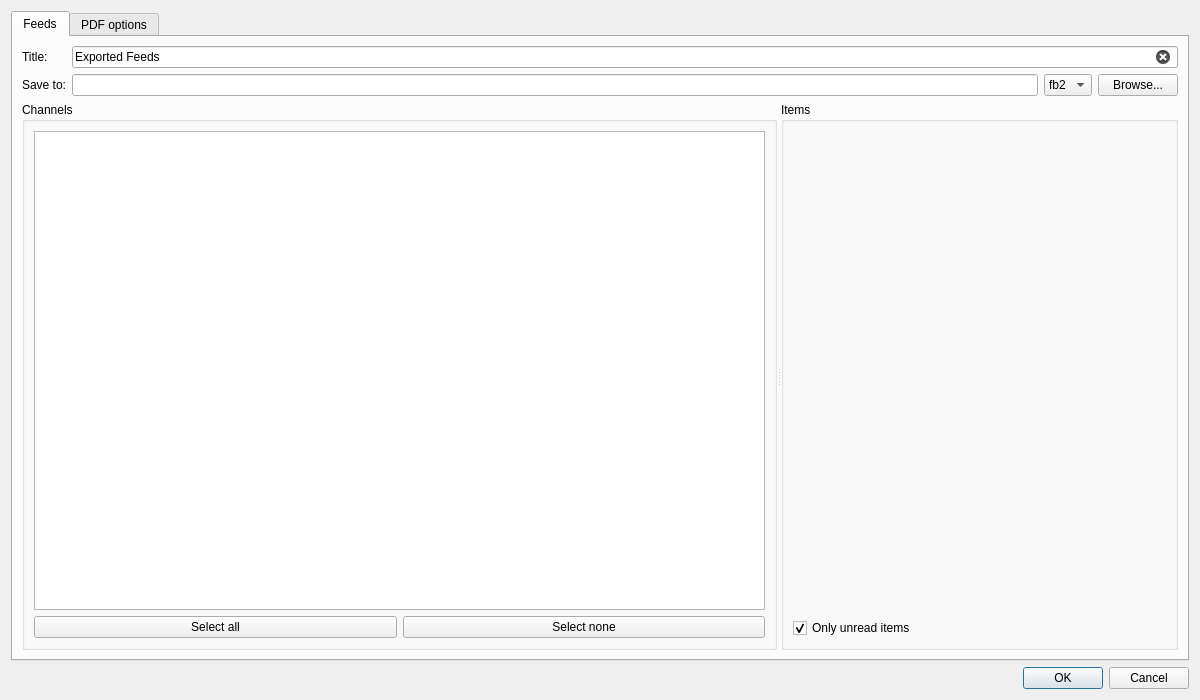
This is src/plugins/aggregator/components/importexport/itemsexportdialog.ui in 0xd34df00d/leechcraft as Qt 5 draws it before an edit. The edited form follows.
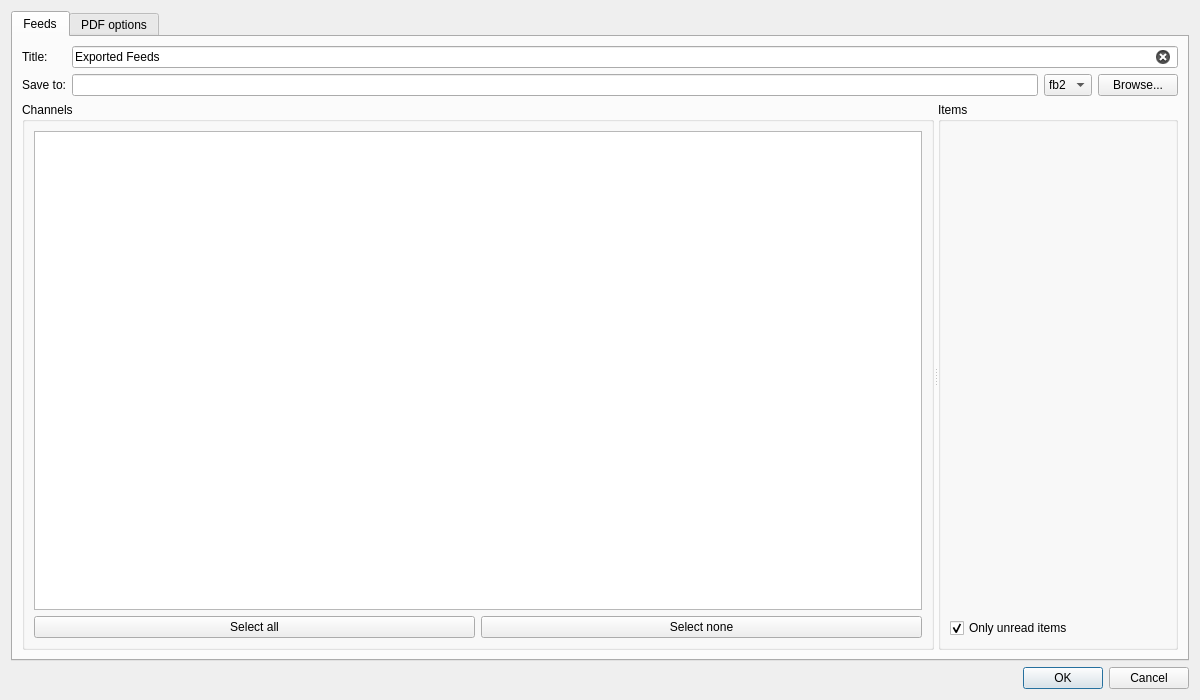
This is the edited form. Icons and pictures are not drawn. Custom widgets are drawn as their Qt base class.

Commit message: [Aggregator] Slightly nicer stretches

Patch:
```diff
--- a/src/plugins/aggregator/components/importexport/itemsexportdialog.ui
+++ b/src/plugins/aggregator/components/importexport/itemsexportdialog.ui
@@ -95,6 +95,12 @@
           <enum>Qt::Orientation::Horizontal</enum>
          </property>
          <widget class="QGroupBox" name="groupBox">
+          <property name="sizePolicy">
+           <sizepolicy hsizetype="Preferred" vsizetype="Preferred">
+            <horstretch>2</horstretch>
+            <verstretch>0</verstretch>
+           </sizepolicy>
+          </property>
           <property name="title">
            <string>Channels</string>
           </property>
@@ -136,6 +142,12 @@
           </layout>
          </widget>
          <widget class="QGroupBox" name="groupBox_2">
+          <property name="sizePolicy">
+           <sizepolicy hsizetype="Preferred" vsizetype="Preferred">
+            <horstretch>1</horstretch>
+            <verstretch>0</verstretch>
+           </sizepolicy>
+          </property>
           <property name="title">
            <string>Items</string>
           </property>
```
